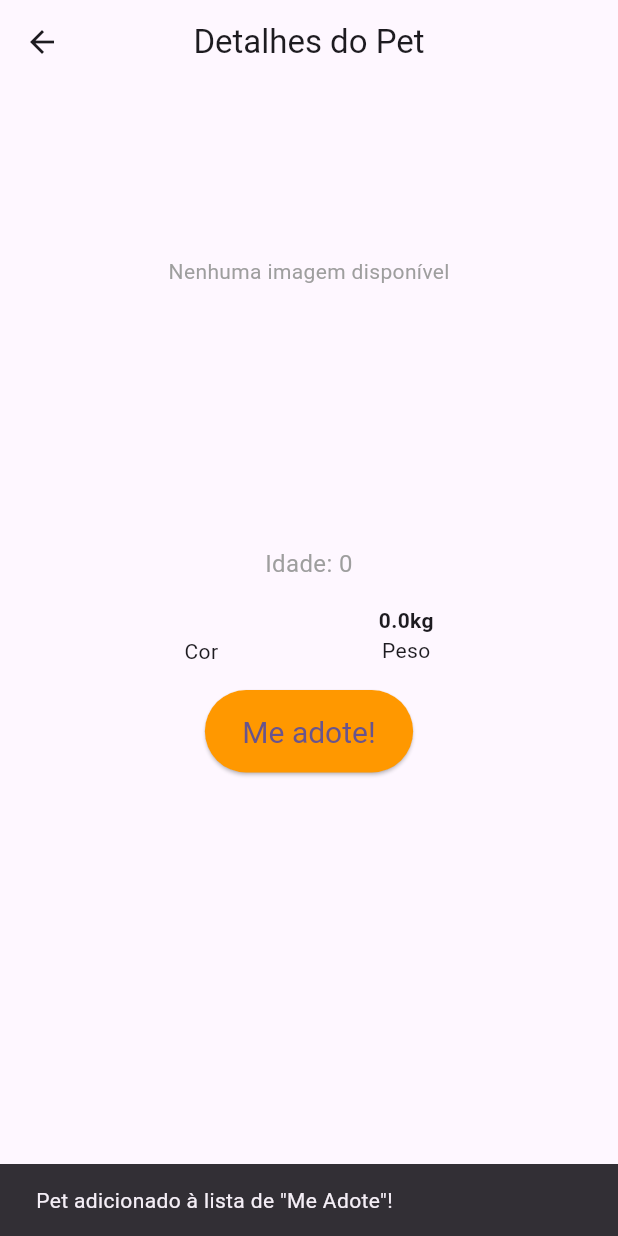
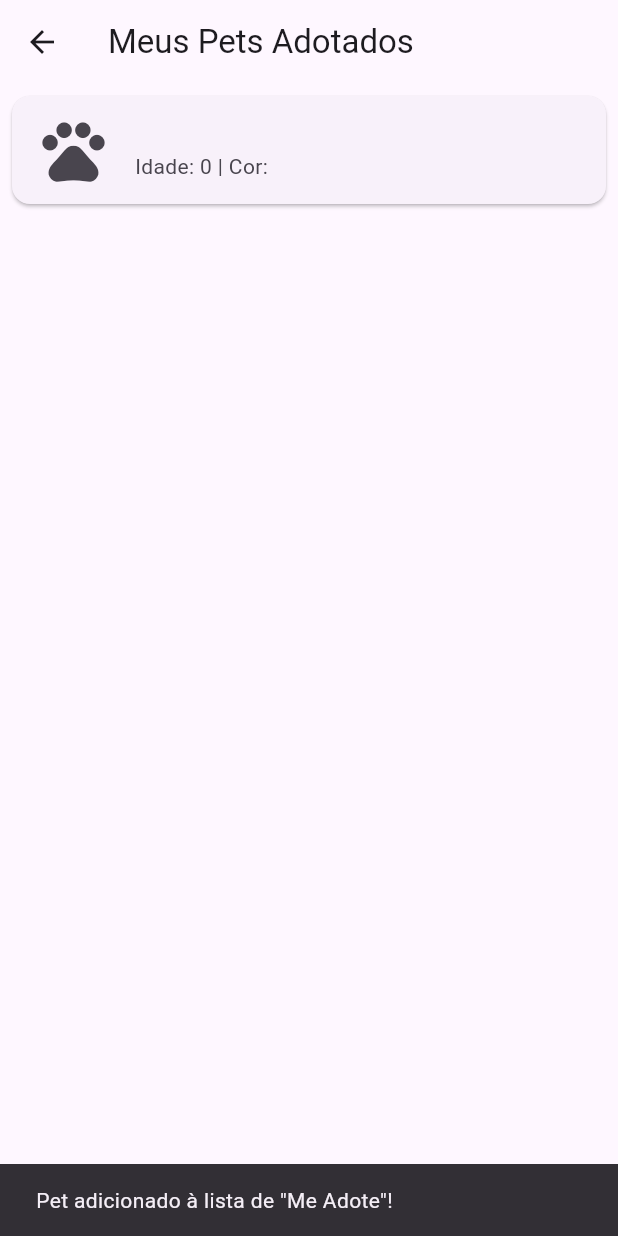
Before and after one commit to RicksDev/Ado-oPetsFlutter, a Flutter app: the PetDetailScreen screen opened directly with empty values, after a tap on "Me adote!", on a phone screen of 412 x 824 dp. Run offline on Flutter 3.47's test engine with Material 3 defaults, Android fonts, the phone set to English and light mode, and no system bars; accounts and stored records are empty.

Commit message:
Ajeitando parte do código

```diff
--- a/adocaopetsflutter/lib/screens/adoptedPetsScreen.dart
+++ b/adocaopetsflutter/lib/screens/adoptedPetsScreen.dart
@@ -1,3 +1,43 @@
+// import 'package:adocaopetsflutter/screens/petsDetailsScreen.dart';
+// import 'package:flutter/material.dart';
+
+// class AdoptedPetsScreen extends StatelessWidget {
+//   const AdoptedPetsScreen({super.key});
+
+//   @override
+//   Widget build(BuildContext context) {
+//     return Scaffold(
+//       appBar: AppBar(title: const Text('Meus Pets Adotados')),
+//       body: adoptedPets.isEmpty
+//           ? const Center(child: Text('Nenhum pet adotado ainda.'))
+//           : ListView.builder(
+//               itemCount: adoptedPets.length,
+//               itemBuilder: (context, index) {
+//                 final pet = adoptedPets[index];
+//                 return ListTile(
+//                   leading: // Carrossel de Imagens
+//                       SizedBox(
+//                     height: 250,
+//                     child: PageView.builder(
+//                       itemCount: pet.images.length,
+//                       itemBuilder: (context, index) {
+//                         return Image.network(
+//                           pet.images[
+//                               index], // Acessa cada URL individualmente
+//                           fit: BoxFit.cover,
+//                         );
+//                       },
+//                     ),
+//                   ),
+//                   title: Text(pet.name),
+//                   subtitle: Text('${pet.age} | ${pet.color}'),
+//                 );
+//               },
+//             ),
+//     );
+//   }
+// }
+
 import 'package:adocaopetsflutter/screens/petsDetailsScreen.dart';
 import 'package:flutter/material.dart';
 
@@ -14,23 +54,30 @@ class AdoptedPetsScreen extends StatelessWidget {
               itemCount: adoptedPets.length,
               itemBuilder: (context, index) {
                 final pet = adoptedPets[index];
-                return ListTile(
-                  leading: // Carrossel de Imagens
-                      SizedBox(
-                    height: 250,
-                    child: PageView.builder(
-                      itemCount: pet.images.length,
-                      itemBuilder: (context, index) {
-                        return Image.network(
-                          pet.images[
-                              index], // Acessa cada URL individualmente
-                          fit: BoxFit.cover,
-                        );
-                      },
-                    ),
+                return Card(
+                  margin: const EdgeInsets.all(8.0),
+                  child: ListTile(
+                    leading: pet.images.isNotEmpty
+                        ? Image.network(
+                            pet.images.first, // Mostra apenas a primeira imagem
+                            fit: BoxFit.cover,
+                            width: 50,
+                            height: 50,
+                          )
+                        : const Icon(Icons.pets, size: 50),
+                    title: Text(pet.name),
+                    subtitle: Text('Idade: ${pet.age} | Cor: ${pet.color}'),
+                    onTap: () {
+                      // Exibe os detalhes do pet adotado
+                      Navigator.push(
+                        context,
+                        MaterialPageRoute(
+                          builder: (context) =>
+                              PetDetailScreen(pet: pet), // Reutiliza a tela de detalhes
+                        ),
+                      );
+                    },
                   ),
-                  title: Text(pet.name),
-                  subtitle: Text('${pet.age} | ${pet.color}'),
                 );
               },
             ),
--- a/adocaopetsflutter/lib/screens/petsDetailsScreen.dart
+++ b/adocaopetsflutter/lib/screens/petsDetailsScreen.dart
@@ -136,6 +136,7 @@
 //   }
 // }
 import 'package:adocaopetsflutter/model/pet.dart';
+import 'package:adocaopetsflutter/screens/adoptedPetsScreen.dart';
 import 'package:flutter/material.dart';
 
 // Lista global para salvar os pets "adotados"
@@ -240,13 +241,21 @@ class PetDetailScreen extends StatelessWidget {
       adoptedPets.add(pet);
 
       ScaffoldMessenger.of(context).showSnackBar(
-                      const SnackBar(
-                          content: Text('Pet adicionado à lista de "Me Adote"!')),
+        const SnackBar(content: Text('Pet adicionado à lista de "Me Adote"!')),
       );
+
+      // Navega para a tela de pets adotados
+      Future.delayed(const Duration(milliseconds: 500), () {
+        Navigator.push(
+          context,
+          MaterialPageRoute(
+            builder: (context) => const AdoptedPetsScreen(),
+          ),
+        );
+      });
     } else {
       ScaffoldMessenger.of(context).showSnackBar(
-                      const SnackBar(
-                          content: Text('Pet já está na lista de "Me Adote"!')),
+        const SnackBar(content: Text('Pet já está na lista de "Me Adote"!')),
       );
     }
   },
@@ -257,6 +266,8 @@ class PetDetailScreen extends StatelessWidget {
   ),
   child: const Text('Me adote!'),
 ),
+
+
             ),
           ],
         ),
```
Also changed, not shown: adocaopetsflutter/lib/controller/pets_list_controller.dart (+27 -2 lines). Lines whose indentation alone changed are shown as unchanged.
